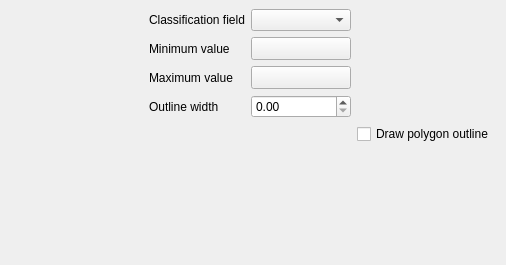
This is qgis/src/ui/qgscontinuouscolordialogbase.ui in sourcepole/qgis as Qt 5 draws it before an edit. The edited form follows.
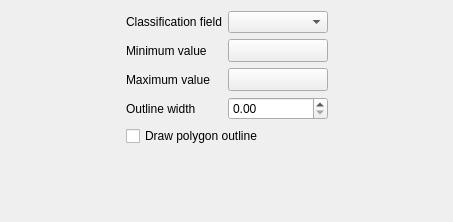
This is the edited form. Custom widgets are drawn as their Qt base class.

```diff
--- a/qgis/src/ui/qgscontinuouscolordialogbase.ui
+++ b/qgis/src/ui/qgscontinuouscolordialogbase.ui
@@ -6,21 +6,17 @@
    <rect>
     <x>0</x>
     <y>0</y>
-    <width>506</width>
-    <height>265</height>
+    <width>453</width>
+    <height>222</height>
    </rect>
   </property>
   <property name="windowTitle">
    <string>Continuous color</string>
   </property>
-  <layout class="QGridLayout">
-   <property name="margin">
-    <number>9</number>
-   </property>
-   <property name="spacing">
-    <number>6</number>
-   </property>
-   <item row="1" column="1">
+  <layout class="QGridLayout" name="gridLayout_2">
+   <item row="0" column="1">
+    <layout class="QGridLayout" name="gridLayout">
+     <item row="0" column="0">
     <layout class="QFormLayout" name="formLayout">
      <item row="0" column="0">
       <widget class="QLabel" name="classvarlabel">
@@ -118,20 +114,16 @@
      </item>
     </layout>
    </item>
-   <item row="1" column="2">
-    <spacer name="horizontalSpacer">
-     <property name="orientation">
-      <enum>Qt::Horizontal</enum>
-     </property>
-     <property name="sizeHint" stdset="0">
-      <size>
-       <width>40</width>
-       <height>20</height>
-      </size>
-     </property>
-    </spacer>
-   </item>
-   <item row="4" column="1">
+     <item row="1" column="0">
+      <widget class="QCheckBox" name="cb_polygonOutline">
+       <property name="text">
+        <string>Draw polygon outline</string>
+       </property>
+      </widget>
+     </item>
+    </layout>
+   </item>
+   <item row="1" column="1">
     <spacer name="verticalSpacer">
      <property name="orientation">
       <enum>Qt::Vertical</enum>
@@ -144,7 +136,20 @@
      </property>
     </spacer>
    </item>
-   <item row="1" column="0">
+   <item row="0" column="2">
+    <spacer name="horizontalSpacer">
+     <property name="orientation">
+      <enum>Qt::Horizontal</enum>
+     </property>
+     <property name="sizeHint" stdset="0">
+      <size>
+       <width>40</width>
+       <height>20</height>
+      </size>
+     </property>
+    </spacer>
+   </item>
+   <item row="0" column="0">
     <spacer name="horizontalSpacer_2">
      <property name="orientation">
       <enum>Qt::Horizontal</enum>
@@ -157,13 +162,6 @@
      </property>
     </spacer>
    </item>
-   <item row="2" column="2">
-    <widget class="QCheckBox" name="cb_polygonOutline">
-     <property name="text">
-      <string>Draw polygon outline</string>
-     </property>
-    </widget>
-   </item>
   </layout>
  </widget>
  <layoutdefault spacing="6" margin="11"/>
```
Left out of the diff: 10 changed lines with no effect on the pictures. Lines whose indentation alone changed are shown as unchanged.
